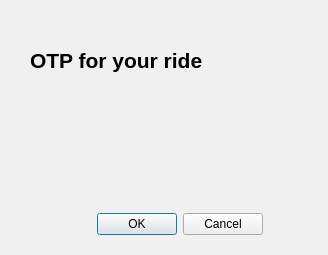
This is otp.ui in SonaliGaonkar/CarRentalSystem as Qt 5 draws it before an edit. The edited form follows.
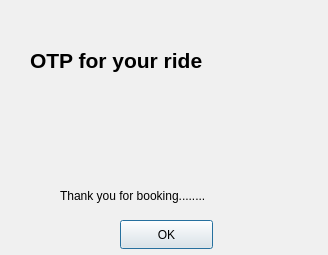
This is the edited form.

```diff
--- a/otp.ui
+++ b/otp.ui
@@ -38,9 +38,9 @@
      <colorrole role="Window">
       <brush brushstyle="SolidPattern">
        <color alpha="255">
-        <red>0</red>
-        <green>170</green>
-        <blue>0</blue>
+        <red>240</red>
+        <green>240</green>
+        <blue>240</blue>
        </color>
       </brush>
      </colorrole>
@@ -87,17 +87,30 @@
     <string/>
    </property>
   </widget>
-  <widget class="QDialogButtonBox" name="buttonBox">
+  <widget class="QPushButton" name="pushButton">
    <property name="geometry">
     <rect>
-     <x>70</x>
-     <y>210</y>
-     <width>193</width>
+     <x>120</x>
+     <y>220</y>
+     <width>93</width>
      <height>29</height>
     </rect>
    </property>
-   <property name="standardButtons">
-    <set>QDialogButtonBox::Cancel|QDialogButtonBox::Ok</set>
+   <property name="text">
+    <string>OK</string>
+   </property>
+  </widget>
+  <widget class="QLabel" name="label">
+   <property name="geometry">
+    <rect>
+     <x>60</x>
+     <y>180</y>
+     <width>191</width>
+     <height>31</height>
+    </rect>
+   </property>
+   <property name="text">
+    <string>Thank you for booking........</string>
    </property>
   </widget>
  </widget>
```
